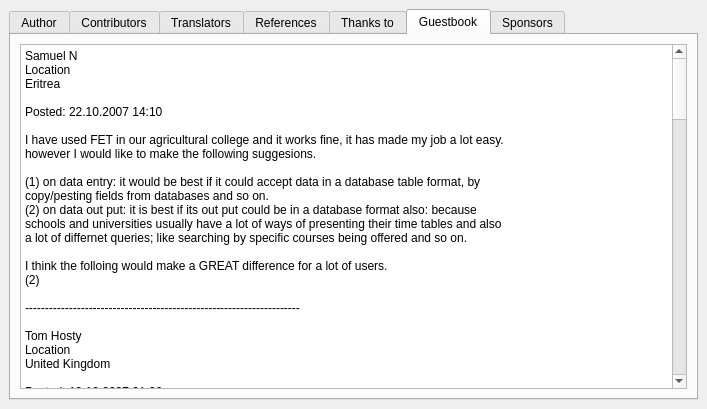
Before: the Qt Designer form fet/src/interface/helpaboutform_template.ui in vonmecheln/fet, drawn with Qt 5.
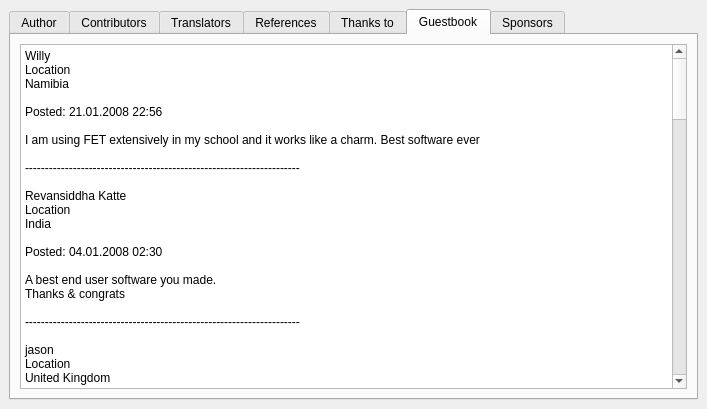
After: the same form once the commit is applied. The open tabs and pages were chosen to show the change.

Diff of the .ui file:
```diff
--- a/fet/src/interface/helpaboutform_template.ui
+++ b/fet/src/interface/helpaboutform_template.ui
@@ -457,6 +457,53 @@
           <string>&lt;html>&lt;head>&lt;meta name="qrichtext" content="1" />&lt;style type="text/css">
 p, li { white-space: pre-wrap; }
 &lt;/style>&lt;/head>&lt;body style=" font-family:'Sans Serif'; font-size:9pt; font-weight:400; font-style:normal;">
+&lt;p style=" margin-top:0px; margin-bottom:0px; margin-left:0px; margin-right:0px; -qt-block-indent:0; text-indent:0px;">Willy&lt;/p>
+&lt;p style=" margin-top:0px; margin-bottom:0px; margin-left:0px; margin-right:0px; -qt-block-indent:0; text-indent:0px;">Location&lt;/p>
+&lt;p style=" margin-top:0px; margin-bottom:0px; margin-left:0px; margin-right:0px; -qt-block-indent:0; text-indent:0px;">Namibia&lt;/p>
+&lt;p style=" margin-top:0px; margin-bottom:0px; margin-left:0px; margin-right:0px; -qt-block-indent:0; text-indent:0px;">	&lt;/p>
+&lt;p style=" margin-top:0px; margin-bottom:0px; margin-left:0px; margin-right:0px; -qt-block-indent:0; text-indent:0px;">Posted: 21.01.2008 22:56&lt;/p>
+&lt;p style="-qt-paragraph-type:empty; margin-top:0px; margin-bottom:0px; margin-left:0px; margin-right:0px; -qt-block-indent:0; text-indent:0px;">&lt;/p>
+&lt;p style=" margin-top:0px; margin-bottom:0px; margin-left:0px; margin-right:0px; -qt-block-indent:0; text-indent:0px;">I am using FET extensively in my school and it works like a charm. Best software ever&lt;/p>
+&lt;p style="-qt-paragraph-type:empty; margin-top:0px; margin-bottom:0px; margin-left:0px; margin-right:0px; -qt-block-indent:0; text-indent:0px;">&lt;/p>
+&lt;p style=" margin-top:0px; margin-bottom:0px; margin-left:0px; margin-right:0px; -qt-block-indent:0; text-indent:0px;">---------------------------------------------------------------------&lt;/p>
+&lt;p style="-qt-paragraph-type:empty; margin-top:0px; margin-bottom:0px; margin-left:0px; margin-right:0px; -qt-block-indent:0; text-indent:0px;">&lt;/p>
+&lt;p style=" margin-top:0px; margin-bottom:0px; margin-left:0px; margin-right:0px; -qt-block-indent:0; text-indent:0px;">Revansiddha Katte&lt;/p>
+&lt;p style=" margin-top:0px; margin-bottom:0px; margin-left:0px; margin-right:0px; -qt-block-indent:0; text-indent:0px;">Location&lt;/p>
+&lt;p style=" margin-top:0px; margin-bottom:0px; margin-left:0px; margin-right:0px; -qt-block-indent:0; text-indent:0px;">India&lt;/p>
+&lt;p style=" margin-top:0px; margin-bottom:0px; margin-left:0px; margin-right:0px; -qt-block-indent:0; text-indent:0px;">	&lt;/p>
+&lt;p style=" margin-top:0px; margin-bottom:0px; margin-left:0px; margin-right:0px; -qt-block-indent:0; text-indent:0px;">Posted: 04.01.2008 02:30&lt;/p>
+&lt;p style="-qt-paragraph-type:empty; margin-top:0px; margin-bottom:0px; margin-left:0px; margin-right:0px; -qt-block-indent:0; text-indent:0px;">&lt;/p>
+&lt;p style=" margin-top:0px; margin-bottom:0px; margin-left:0px; margin-right:0px; -qt-block-indent:0; text-indent:0px;">A best end user software you made.&lt;/p>
+&lt;p style=" margin-top:0px; margin-bottom:0px; margin-left:0px; margin-right:0px; -qt-block-indent:0; text-indent:0px;">Thanks &amp;amp; congrats&lt;/p>
+&lt;p style="-qt-paragraph-type:empty; margin-top:0px; margin-bottom:0px; margin-left:0px; margin-right:0px; -qt-block-indent:0; text-indent:0px;">&lt;/p>
+&lt;p style=" margin-top:0px; margin-bottom:0px; margin-left:0px; margin-right:0px; -qt-block-indent:0; text-indent:0px;">---------------------------------------------------------------------&lt;/p>
+&lt;p style=" margin-top:0px; margin-bottom:0px; margin-left:0px; margin-right:0px; -qt-block-indent:0; text-indent:0px;"> &lt;/p>
+&lt;p style=" margin-top:0px; margin-bottom:0px; margin-left:0px; margin-right:0px; -qt-block-indent:0; text-indent:0px;">jason&lt;/p>
+&lt;p style=" margin-top:0px; margin-bottom:0px; margin-left:0px; margin-right:0px; -qt-block-indent:0; text-indent:0px;">Location&lt;/p>
+&lt;p style=" margin-top:0px; margin-bottom:0px; margin-left:0px; margin-right:0px; -qt-block-indent:0; text-indent:0px;">United Kingdom&lt;/p>
+&lt;p style=" margin-top:0px; margin-bottom:0px; margin-left:0px; margin-right:0px; -qt-block-indent:0; text-indent:0px;">	&lt;/p>
+&lt;p style=" margin-top:0px; margin-bottom:0px; margin-left:0px; margin-right:0px; -qt-block-indent:0; text-indent:0px;">Posted: 26.12.2007 04:11&lt;/p>
+&lt;p style="-qt-paragraph-type:empty; margin-top:0px; margin-bottom:0px; margin-left:0px; margin-right:0px; -qt-block-indent:0; text-indent:0px;">&lt;/p>
+&lt;p style=" margin-top:0px; margin-bottom:0px; margin-left:0px; margin-right:0px; -qt-block-indent:0; text-indent:0px;">what is algorithm of FET?&lt;/p>
+&lt;p style="-qt-paragraph-type:empty; margin-top:0px; margin-bottom:0px; margin-left:0px; margin-right:0px; -qt-block-indent:0; text-indent:0px;">&lt;/p>
+&lt;p style=" margin-top:0px; margin-bottom:0px; margin-left:0px; margin-right:0px; -qt-block-indent:0; text-indent:0px;">---------------------------------------------------------------------&lt;/p>
+&lt;p style=" margin-top:0px; margin-bottom:0px; margin-left:0px; margin-right:0px; -qt-block-indent:0; text-indent:0px;"> &lt;/p>
+&lt;p style=" margin-top:0px; margin-bottom:0px; margin-left:0px; margin-right:0px; -qt-block-indent:0; text-indent:0px;">Wetneb&lt;/p>
+&lt;p style=" margin-top:0px; margin-bottom:0px; margin-left:0px; margin-right:0px; -qt-block-indent:0; text-indent:0px;">Location&lt;/p>
+&lt;p style=" margin-top:0px; margin-bottom:0px; margin-left:0px; margin-right:0px; -qt-block-indent:0; text-indent:0px;">France&lt;/p>
+&lt;p style=" margin-top:0px; margin-bottom:0px; margin-left:0px; margin-right:0px; -qt-block-indent:0; text-indent:0px;">	&lt;/p>
+&lt;p style=" margin-top:0px; margin-bottom:0px; margin-left:0px; margin-right:0px; -qt-block-indent:0; text-indent:0px;">Posted: 01.11.2007 21:20&lt;/p>
+&lt;p style="-qt-paragraph-type:empty; margin-top:0px; margin-bottom:0px; margin-left:0px; margin-right:0px; -qt-block-indent:0; text-indent:0px;">&lt;/p>
+&lt;p style=" margin-top:0px; margin-bottom:0px; margin-left:0px; margin-right:0px; -qt-block-indent:0; text-indent:0px;">ça faisait longtemps que je me demandais comment concevoir un tel algorithme... Je n'ai pas &lt;/p>
+&lt;p style=" margin-top:0px; margin-bottom:0px; margin-left:0px; margin-right:0px; -qt-block-indent:0; text-indent:0px;">(encore) jetté un coup d'oeuil au code source, mais je suis content d'avoir trouvé un tel &lt;/p>
+&lt;p style=" margin-top:0px; margin-bottom:0px; margin-left:0px; margin-right:0px; -qt-block-indent:0; text-indent:0px;">logiciel en OpenSource (j'ai découvert ce projet sur le site des trophées du libre).&lt;/p>
+&lt;p style="-qt-paragraph-type:empty; margin-top:0px; margin-bottom:0px; margin-left:0px; margin-right:0px; -qt-block-indent:0; text-indent:0px;">&lt;/p>
+&lt;p style=" margin-top:0px; margin-bottom:0px; margin-left:0px; margin-right:0px; -qt-block-indent:0; text-indent:0px;">Avez-vous inventé vous-même l'algorithme ou est-il inspiré d'un travail extérieur ?&lt;/p>
+&lt;p style="-qt-paragraph-type:empty; margin-top:0px; margin-bottom:0px; margin-left:0px; margin-right:0px; -qt-block-indent:0; text-indent:0px;">&lt;/p>
+&lt;p style=" margin-top:0px; margin-bottom:0px; margin-left:0px; margin-right:0px; -qt-block-indent:0; text-indent:0px;">Bravo en tout cas et bonne continuation !&lt;/p>
+&lt;p style="-qt-paragraph-type:empty; margin-top:0px; margin-bottom:0px; margin-left:0px; margin-right:0px; -qt-block-indent:0; text-indent:0px;">&lt;/p>
+&lt;p style=" margin-top:0px; margin-bottom:0px; margin-left:0px; margin-right:0px; -qt-block-indent:0; text-indent:0px;">---------------------------------------------------------------------&lt;/p>
+&lt;p style="-qt-paragraph-type:empty; margin-top:0px; margin-bottom:0px; margin-left:0px; margin-right:0px; -qt-block-indent:0; text-indent:0px;">&lt;/p>
 &lt;p style=" margin-top:0px; margin-bottom:0px; margin-left:0px; margin-right:0px; -qt-block-indent:0; text-indent:0px;">Samuel N&lt;/p>
 &lt;p style=" margin-top:0px; margin-bottom:0px; margin-left:0px; margin-right:0px; -qt-block-indent:0; text-indent:0px;">Location&lt;/p>
 &lt;p style=" margin-top:0px; margin-bottom:0px; margin-left:0px; margin-right:0px; -qt-block-indent:0; text-indent:0px;">Eritrea&lt;/p>
```
Left out of the diff: 25 changed lines with no effect on the pictures.
